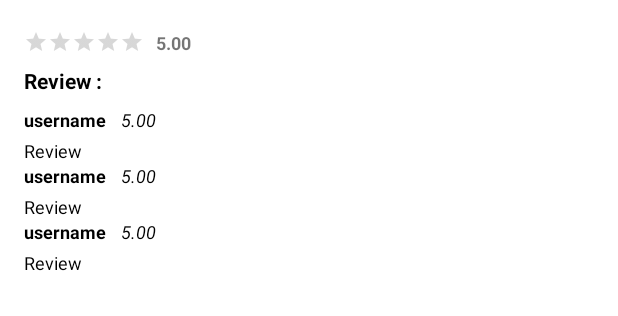
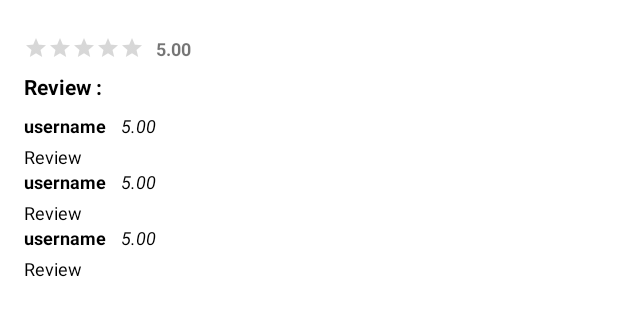
Before and after one commit to Bangkit-Capstone/AyoDolan-alter, an Android app: the layout content_detail.xml on its own in the app's theme, with its tools: preview values and no code run, on a phone screen of 412 x 824 dp. Shown: the top 316 px of the screen. Run offline under Robolectric (Android 15) with nearby library versions, the phone set to English and light mode, and no system bars.

Commit message:
APK project finnish

```diff
--- a/Mobile/AyoDolan/app/src/main/java/com/dicoding/capstone/ayodolan/ui/detail/DetailActivity.kt
+++ b/Mobile/AyoDolan/app/src/main/java/com/dicoding/capstone/ayodolan/ui/detail/DetailActivity.kt
@@ -53,7 +53,7 @@ class DetailActivity : AppCompatActivity() {
 
         with(binding){
             content.starRating.rating = (data.rating.toFloat() * 5) / 100
-            content.rating.text = data.rating
+            content.rating.text = data.rating.toFloat().toString()
 
             share.setOnClickListener {
                 val sendIntent: Intent = Intent().apply {
--- a/Mobile/AyoDolan/app/src/main/res/layout/content_detail.xml
+++ b/Mobile/AyoDolan/app/src/main/res/layout/content_detail.xml
@@ -11,14 +11,14 @@
 
     <androidx.constraintlayout.widget.ConstraintLayout
         android:layout_width="match_parent"
-        android:layout_height="match_parent">
+        android:layout_height="wrap_content">
 
         <TextView
             android:id="@+id/rating"
             android:layout_width="wrap_content"
             android:layout_height="wrap_content"
             android:layout_marginStart="8dp"
-            android:layout_marginTop="4dp"
+            android:layout_marginTop="8dp"
             android:text="@string/_5_00"
             android:textSize="12sp"
             android:textStyle="bold"
@@ -31,13 +31,14 @@
             android:layout_width="wrap_content"
             android:layout_height="wrap_content"
             android:layout_marginStart="16dp"
-            android:layout_marginTop="4dp"
+            android:layout_marginTop="8dp"
             android:numStars="5"
             android:progressTint="@color/yellow"
             android:stepSize="0.1"
             android:secondaryProgressTint="@color/yellow"
             app:layout_constraintStart_toStartOf="parent"
-            app:layout_constraintTop_toTopOf="parent" />
+            app:layout_constraintTop_toTopOf="parent"
+            app:layout_constraintBottom_toTopOf="@+id/review"/>
         <TextView
             android:id="@+id/review"
             android:layout_width="wrap_content"
@@ -61,6 +62,7 @@
             app:layout_constraintTop_toBottomOf="@+id/review"
             app:layout_constraintLeft_toLeftOf="parent"
             app:layout_constraintRight_toRightOf="parent"
+            app:layout_constraintBottom_toBottomOf="parent"
             tools:listitem="@layout/item_review"/>
     </androidx.constraintlayout.widget.ConstraintLayout>
 
```
